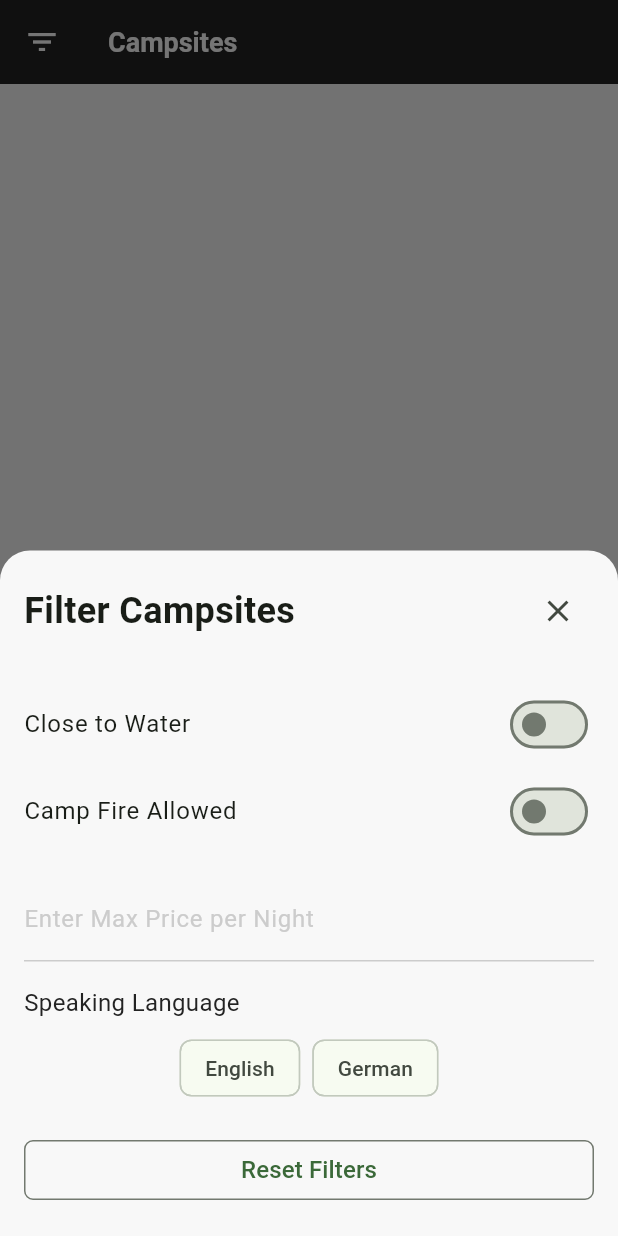
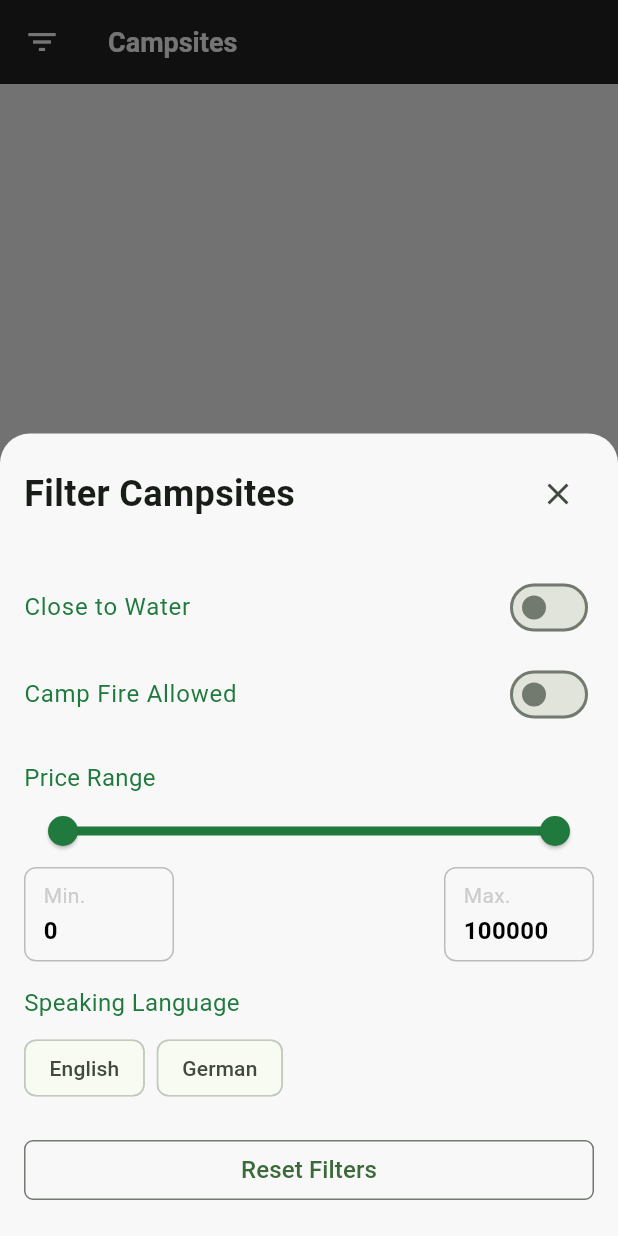
Before and after one commit to FarrukhRasool/campsite-finder-app, a Flutter app: the screen it shows after launch, after a tap on the "filter list" icon, on a phone screen of 412 x 824 dp. Run offline on Flutter 3.47's test engine with Material 3 defaults, Android fonts, the phone set to English and light mode, and no system bars; our stand-ins replace flutter_map, flutter_riverpod, freezed_annotation, latlong2; network calls fail; Roboto replaces fonts that are missing (Arial).

Commit message:
Price range slider added to filter sites on price range basis

```diff
--- a/lib/providers/campsite_provider.dart
+++ b/lib/providers/campsite_provider.dart
@@ -24,6 +24,9 @@ final filteredCampsitesProvider = Provider<List<Campsite>>((ref) {
         if (filters.isCampFireAllowed == true && campsite.isCampFireAllowed != true) {
           return false;
         }
+        if (filters.minPrice != null && campsite.pricePerNight != null && campsite.pricePerNight! < filters.minPrice!) {
+          return false;
+        }
         if (filters.maxPrice != null && campsite.pricePerNight != null && campsite.pricePerNight! > filters.maxPrice!) {
           return false;
         }
@@ -44,12 +47,14 @@ class CampsiteFilters {
   final bool? isCloseToWater;
   final bool? isCampFireAllowed;
   final double? maxPrice;
+  final double? minPrice;
   final List<String>? speakingLanguages;
 
   CampsiteFilters({
     this.isCloseToWater,
     this.isCampFireAllowed,
     this.maxPrice,
+    this.minPrice,
     this.speakingLanguages,
   });
 
@@ -57,12 +62,14 @@ class CampsiteFilters {
     bool? isCloseToWater,
     bool? isCampFireAllowed,
     double? maxPrice,
+    double? minPrice,
     List<String>? speakingLanguages,
   }) {
     return CampsiteFilters(
       isCloseToWater: isCloseToWater ?? this.isCloseToWater,
       isCampFireAllowed: isCampFireAllowed ?? this.isCampFireAllowed,
       maxPrice: maxPrice ?? this.maxPrice,
+      minPrice: minPrice ?? this.minPrice,
       speakingLanguages: speakingLanguages ?? this.speakingLanguages,
     );
   }
--- a/lib/screens/home_screen.dart
+++ b/lib/screens/home_screen.dart
@@ -10,6 +10,8 @@ const availableLanguages = [
   {'code': 'en', 'label': 'English'},
   {'code': 'de', 'label': 'German'},
 ];
+
+const darkGreen = Color(0xFF207A3D);
 
 class HomeScreen extends ConsumerWidget {
   const HomeScreen({super.key});
@@ -55,13 +57,25 @@ class HomeScreen extends ConsumerWidget {
               builder: (context, ref, child) {
                 final currentFilters = ref.watch(campsiteFiltersProvider);
                 final selectedLanguages = currentFilters.speakingLanguages ?? [];
+                final minSlider = 0.0;
+                final sliderMax = 100000.0;
+                final selectedMin = currentFilters.minPrice ?? minSlider;
+                final selectedMax = currentFilters.maxPrice ?? sliderMax;
                 return Column(
                   children: [
                     SizedBox(
                       width: double.infinity,
                       child: SwitchListTile(
                         contentPadding: EdgeInsets.zero,
-                        title: const Text('Close to Water', style: TextStyle(fontFamily: 'Arial')),
+                        title: Text(
+                          'Close to Water',
+                          style: TextStyle(
+                            fontFamily: 'Arial',
+                            fontSize: 16,
+                            color: darkGreen,
+                            fontWeight: FontWeight.normal,
+                          ),
+                        ),
                         value: currentFilters.isCloseToWater ?? false,
                         onChanged: (value) {
                           ref.read(campsiteFiltersProvider.notifier).state =
@@ -74,7 +88,15 @@ class HomeScreen extends ConsumerWidget {
                       width: double.infinity,
                       child: SwitchListTile(
                         contentPadding: EdgeInsets.zero,
-                        title: const Text('Camp Fire Allowed', style: TextStyle(fontFamily: 'Arial')),
+                        title: Text(
+                          'Camp Fire Allowed',
+                          style: TextStyle(
+                            fontFamily: 'Arial',
+                            fontSize: 16,
+                            color: darkGreen,
+                            fontWeight: FontWeight.normal,
+                          ),
+                        ),
                         value: currentFilters.isCampFireAllowed ?? false,
                         onChanged: (value) {
                           ref.read(campsiteFiltersProvider.notifier).state =
@@ -83,27 +105,37 @@ class HomeScreen extends ConsumerWidget {
                       ),
                     ),
                     const SizedBox(height: 16),
-                    TextField(
-                      decoration: const InputDecoration(
-                        labelText: 'Enter Max Price per Night',
-                        labelStyle: TextStyle(fontFamily: 'Arial', color: Color(0xFFCCCCCC)),
-                        prefixText: '€ ',
-                        prefixStyle: TextStyle(fontFamily: 'Arial', color: Color(0xFFCCCCCC)),
-                        enabledBorder: UnderlineInputBorder(
-                          borderSide: BorderSide(color: Color(0xFFCCCCCC)),
-                        ),
-                        focusedBorder: UnderlineInputBorder(
-                          borderSide: BorderSide(color: Color(0xFFCCCCCC)),
+
+                    Align(
+                      alignment: Alignment.centerLeft,
+                      child: Text(
+                        'Price Range',
+                        style: TextStyle(
+                          fontFamily: 'Arial',
+                          fontSize: 16,
+                          color: darkGreen,
+                          fontWeight: FontWeight.normal,
                         ),
                       ),
-                      keyboardType: TextInputType.number,
-                      inputFormatters: [FilteringTextInputFormatter.digitsOnly],
-                      style: const TextStyle(fontFamily: 'Arial', color: Color(0xFF232323)),
-                      onChanged: (value) {
-                        final price = double.tryParse(value);
+                    ),
+                    RangeSlider(
+                      min: minSlider,
+                      max: sliderMax,
+                      values: RangeValues(selectedMin, selectedMax),
+                      divisions: ((sliderMax - minSlider) ~/ 1000),
+                      onChanged: (values) {
                         ref.read(campsiteFiltersProvider.notifier).state =
-                            currentFilters.copyWith(maxPrice: price);
+                            currentFilters.copyWith(minPrice: values.start, maxPrice: values.end);
                       },
+                      activeColor: darkGreen,
+                      inactiveColor: Colors.grey[300],
+                    ),
+                    Row(
+                      mainAxisAlignment: MainAxisAlignment.spaceBetween,
+                      children: [
+                        _PriceBox(label: 'Min.', value: selectedMin.toStringAsFixed(0)),
+                        _PriceBox(label: 'Max.', value: selectedMax.toStringAsFixed(0)),
+                      ],
                     ),
                     const SizedBox(height: 16),
                     Align(
@@ -113,13 +145,16 @@ class HomeScreen extends ConsumerWidget {
                         style: TextStyle(
                           fontFamily: 'Arial',
                           fontSize: 16,
+                          color: darkGreen,
                           fontWeight: FontWeight.normal,
-                          color: Color(0xFF232323),
                         ),
                       ),
                     ),
                     const SizedBox(height: 8),
-                    Wrap(
+                    Align(
+                      alignment: Alignment.centerLeft,
+                      child: Wrap(
+                        alignment: WrapAlignment.start,
                         spacing: 8,
                         children: [
                           for (final lang in availableLanguages)
@@ -138,6 +173,7 @@ class HomeScreen extends ConsumerWidget {
                               },
                             ),
                         ],
+                      ),
                     ),
                   ],
                 );
@@ -231,3 +267,44 @@ class HomeScreen extends ConsumerWidget {
     );
   }
 }
+
+class _PriceBox extends StatelessWidget {
+  final String label;
+  final String value;
+  const _PriceBox({required this.label, required this.value});
+  @override
+  Widget build(BuildContext context) {
+    return Container(
+      width: 100,
+      padding: const EdgeInsets.symmetric(vertical: 8, horizontal: 12),
+      decoration: BoxDecoration(
+        border: Border.all(color: Colors.grey[400]!),
+        borderRadius: BorderRadius.circular(8),
+        color: Colors.transparent,
+      ),
+      child: Column(
+        crossAxisAlignment: CrossAxisAlignment.start,
+        children: [
+          Text(
+            label,
+            style: const TextStyle(
+              fontFamily: 'Arial',
+              fontSize: 14,
+              color: Color(0xFFCCCCCC),
+            ),
+          ),
+          const SizedBox(height: 2),
+          Text(
+            value,
+            style: const TextStyle(
+              fontFamily: 'Arial',
+              fontSize: 16,
+              color: Colors.black,
+              fontWeight: FontWeight.w600,
+            ),
+          ),
+        ],
+      ),
+    );
+  }
+}
--- a/lib/services/campsite_service.dart
+++ b/lib/services/campsite_service.dart
@@ -14,7 +14,13 @@ class CampsiteService {
 
       if (response.statusCode == 200) {
         final List<dynamic> jsonList = json.decode(response.body);
-        return jsonList.map((json) => Campsite.fromJson(json)).toList();
+        final List<Campsite> campsites = jsonList.map((json) => Campsite.fromJson(json)).toList();
+        campsites.sort((a, b) {
+          final aLabel = (a.label ?? '').toLowerCase();
+          final bLabel = (b.label ?? '').toLowerCase();
+          return aLabel.compareTo(bLabel);
+        });
+        return campsites;
       } else {
         throw Exception('Failed to load campsites: ${response.statusCode}');
       }
```
Lines whose indentation alone changed are shown as unchanged.
